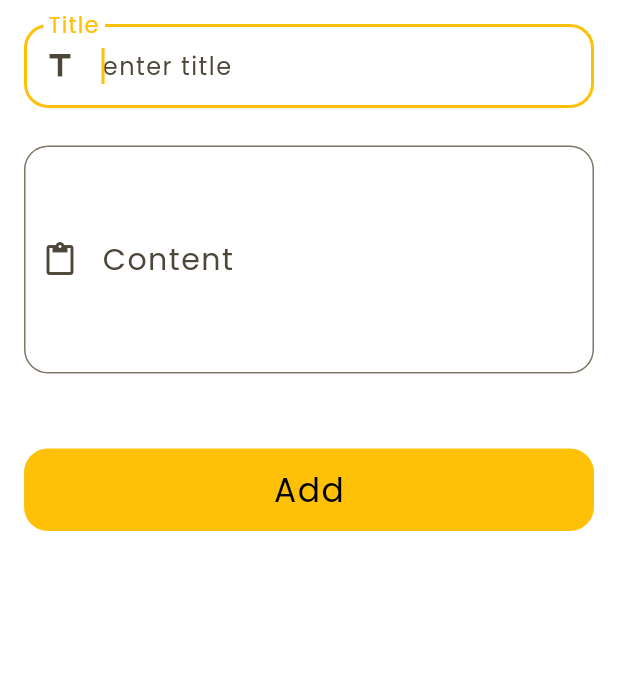
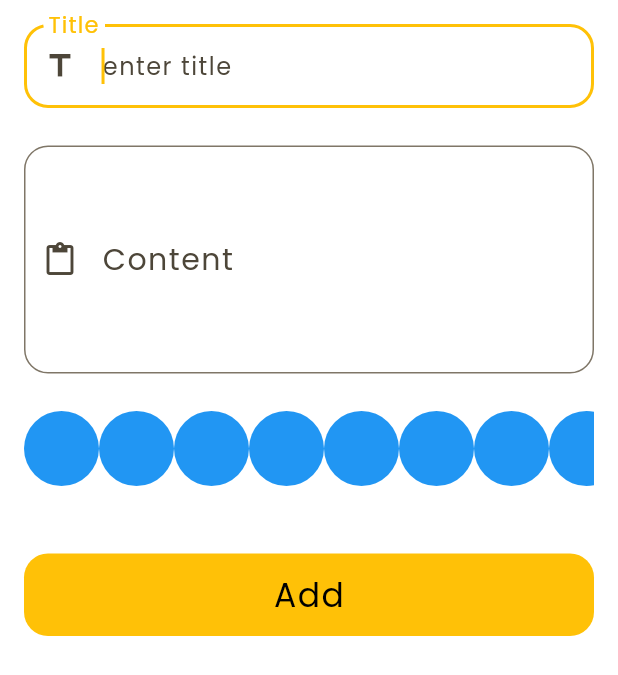
Before and after one commit to wasimaldimashki/notes_app, a Flutter app: the AddNoteForm widget shown alone on an empty page, opened directly, on a phone screen of 412 x 824 dp. Shown: the top 675 px of the screen. Run offline on Flutter 3.47's test engine with Material 3 defaults, Android fonts, the phone set to English and light mode, and no system bars; our stand-ins replace bloc, flutter_bloc, hive, hive_flutter; accounts and stored records are empty.

Commit message:
fix code for edit note and add color for note

```diff
--- a/lib/core/models/note_model.dart
+++ b/lib/core/models/note_model.dart
@@ -4,13 +4,13 @@ part 'note_model.g.dart';
 @HiveType(typeId: 0)
 class NoteModel extends HiveObject {
   @HiveField(0)
-  final String title;
+  String title;
   @HiveField(1)
-  final String subTitle;
+  String subTitle;
   @HiveField(2)
   final String date;
   @HiveField(3)
-  final int color;
+  int color;
 
   NoteModel({
     required this.title,
--- a/lib/widgets/add_note_form.dart
+++ b/lib/widgets/add_note_form.dart
@@ -3,6 +3,7 @@ import 'package:flutter_bloc/flutter_bloc.dart';
 import 'package:intl/intl.dart';
 import 'package:notes_app/core/models/note_model.dart';
 import 'package:notes_app/cubits/add_note/add_note_cubit.dart';
+import 'package:notes_app/widgets/colors_list_view.dart';
 import 'package:notes_app/widgets/custom_button.dart';
 import 'package:notes_app/widgets/custom_text_field.dart';
 
@@ -55,6 +56,8 @@ class _AddNoteFormState extends State<AddNoteForm> {
                     maxLines: 5,
                   ),
                   const SizedBox(height: 25),
+                  const ColorsListView(),
+                  const SizedBox(height: 20),
                   BlocBuilder<AddNoteCubit, AddNoteState>(
                     builder: (context, state) {
                       return CustomButton(
--- /dev/null
+++ b/lib/widgets/colors_list_view.dart
@@ -0,0 +1,32 @@
+import 'package:flutter/material.dart';
+
+class ColorItem extends StatelessWidget {
+  const ColorItem({super.key});
+
+  @override
+  Widget build(BuildContext context) {
+    return const CircleAvatar(
+      radius: 25,
+      backgroundColor: Colors.blue,
+    );
+  }
+}
+
+class ColorsListView extends StatelessWidget {
+  const ColorsListView({super.key});
+
+  @override
+  Widget build(BuildContext context) {
+    return SizedBox(
+      height: 25 * 2,
+      child: ListView.builder(
+        physics: const ClampingScrollPhysics(),
+        scrollDirection: Axis.horizontal,
+        itemCount: 10,
+        itemBuilder: (context, index) {
+          return const ColorItem();
+        },
+      ),
+    );
+  }
+}
--- a/lib/widgets/custom_text_field.dart
+++ b/lib/widgets/custom_text_field.dart
@@ -8,6 +8,8 @@ class CustomTextField extends StatelessWidget {
     this.icon,
     this.maxLines = 1,
     this.onSave,
+    this.onChange,
+    this.initialValue = '',
   });
 
   final String hintText;
@@ -15,10 +17,13 @@ class CustomTextField extends StatelessWidget {
   final IconData? icon;
   final int maxLines;
   final void Function(String?)? onSave;
+  final void Function(String)? onChange;
+  final String initialValue;
   @override
   Widget build(BuildContext context) {
     return TextFormField(
       onSaved: onSave,
+      onChanged: onChange,
       validator: (value) {
         if (value?.isEmpty ?? true) {
           return 'Field is required';
@@ -26,6 +31,7 @@ class CustomTextField extends StatelessWidget {
           return null;
         }
       },
+      initialValue: initialValue,
       maxLines: maxLines,
       autofocus: true,
       decoration: InputDecoration(
--- a/lib/widgets/note_item.dart
+++ b/lib/widgets/note_item.dart
@@ -22,7 +22,7 @@ class NotesItem extends StatelessWidget {
                 context,
                 MaterialPageRoute(
                   builder: (context) {
-                    return const EditNote();
+                    return EditNote(note: note);
                   },
                 ),
               );
```
Also changed, not shown: lib/views/edit_note.dart (+52 -5 lines), lib/widgets/edit_note_body.dart (deleted, +0 -31 lines).
